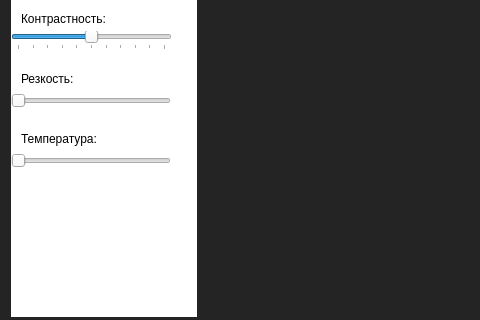
moevm/gui-1h2017-06, file mainwindow.ui: the form before one commit; both pictures show x 0 to 480 and y 309 to 629 of the 989 by 769 pixel window.
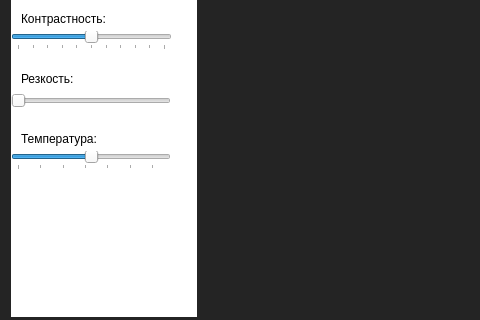
The form after the commit. Custom widgets are drawn as their Qt base class.

Commit message: Добавлена возможность настраивать температуру фотографии.

Patch:
```diff
--- a/mainwindow.ui
+++ b/mainwindow.ui
@@ -380,9 +380,24 @@
                <height>19</height>
               </rect>
              </property>
+             <property name="minimum">
+              <number>-65</number>
+             </property>
+             <property name="maximum">
+              <number>65</number>
+             </property>
+             <property name="singleStep">
+              <number>5</number>
+             </property>
              <property name="orientation">
               <enum>Qt::Horizontal</enum>
              </property>
+             <property name="tickPosition">
+              <enum>QSlider::TicksBelow</enum>
+             </property>
+             <property name="tickInterval">
+              <number>20</number>
+             </property>
             </widget>
             <widget class="QLabel" name="label_7">
              <property name="geometry">
```
Left out of the diff: 2 changed lines with no effect on the pictures. The commit also changes 2 other files.
